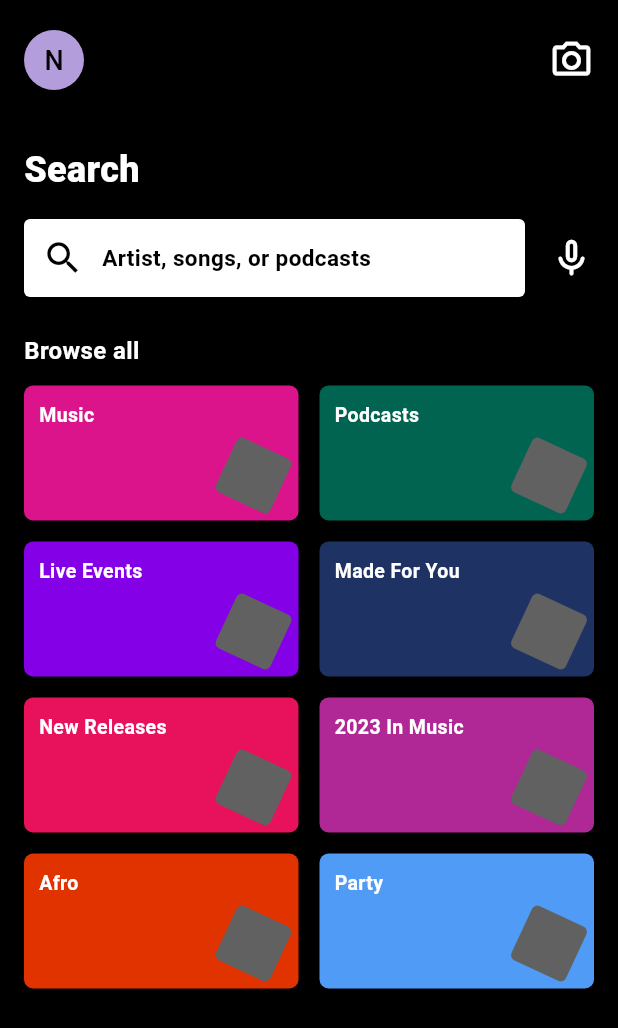
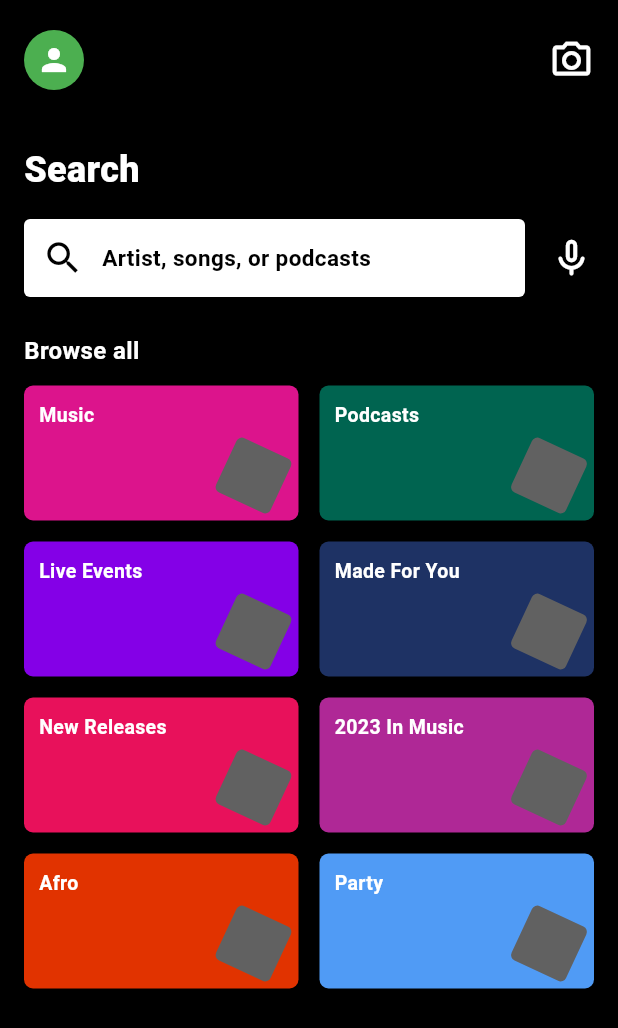
Before and after one commit to nonoyjuswa/Spotify_Proj, a Flutter app: the SearchPage widget shown alone on an empty page, opened directly, on a phone screen of 412 x 824 dp. Shown: the top 1028 px of the screen. Run offline on Flutter 3.47's test engine with Material 3 defaults, Android fonts, the phone set to English and light mode, and no system bars.

Commit message:
Matched Icon for main.dart & search.dart

```diff
--- a/lib/search.dart
+++ b/lib/search.dart
@@ -5,9 +5,9 @@ class SearchPage extends StatelessWidget {
 
   @override
   Widget build(BuildContext context) {
-    return Scaffold(
-        backgroundColor: Colors.black,
-        body: SafeArea(
+    return Container(
+        color: Colors.black,
+        child: SafeArea(
           child: Column(
             children: [
               Expanded(
@@ -23,16 +23,12 @@ class SearchPage extends StatelessWidget {
                           child: Row(
                             mainAxisAlignment: MainAxisAlignment.spaceBetween,
                             children: [
-                              CircleAvatar(
-                                radius: 20,
-                                backgroundColor: Color(0xFFB39DDB),
-                                child: Text(
-                                  'N',
-                                  style: TextStyle(
-                                    color: Colors.black,
-                                    fontSize: 18,
-                                    fontWeight: FontWeight.w500,
-                                  ),
+                              GestureDetector(
+                                onTap: () => Scaffold.of(context).openDrawer(),
+                                child: CircleAvatar(
+                                  radius: 20,
+                                  backgroundColor: Colors.green,
+                                  child: Icon(Icons.person, color: Colors.white),
                                 ),
                               ),
 
```
